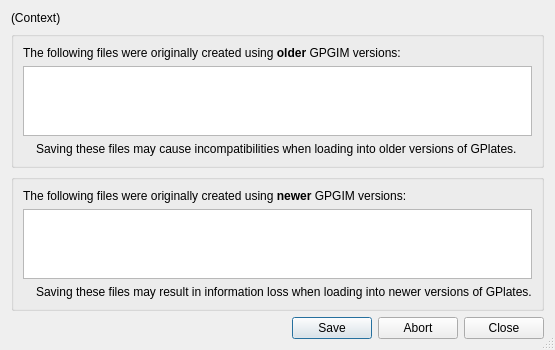
Above: src/qt-widgets/GpgimVersionWarningDialogUi.ui from GPlates/GPlates before the change. Below: the same form after it.
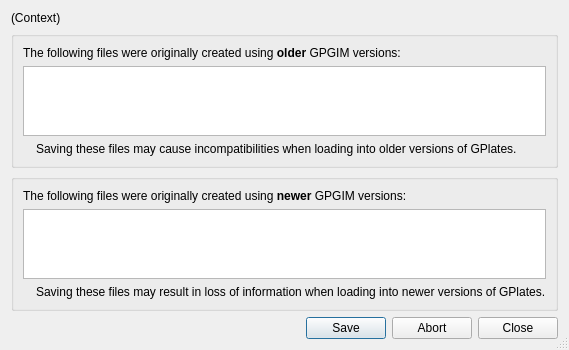
That is the form after the change. Icons and pictures are not drawn.

The edit to the form file:
```diff
--- a/src/qt-widgets/GpgimVersionWarningDialogUi.ui
+++ b/src/qt-widgets/GpgimVersionWarningDialogUi.ui
@@ -6,8 +6,8 @@
    <rect>
     <x>0</x>
     <y>0</y>
-    <width>490</width>
-    <height>236</height>
+    <width>496</width>
+    <height>338</height>
    </rect>
   </property>
   <property name="sizePolicy">
@@ -146,7 +146,7 @@
         <item>
          <widget class="QLabel" name="label_warn_saving_over_newer_versions">
           <property name="text">
-           <string>Saving these files may result in information loss when loading into newer versions of GPlates.</string>
+           <string>Saving these files may result in loss of information when loading into newer versions of GPlates.</string>
           </property>
          </widget>
         </item>
```
Left out of the diff: 1 changed line with no effect on the pictures.
